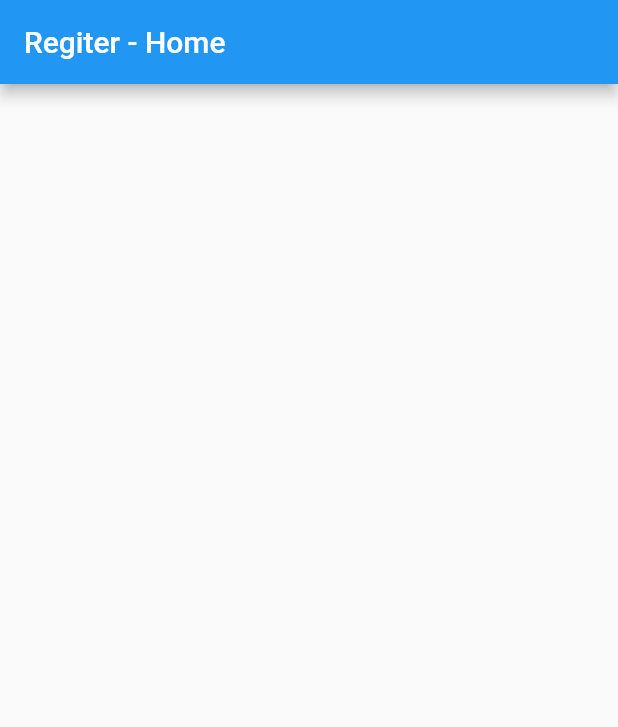
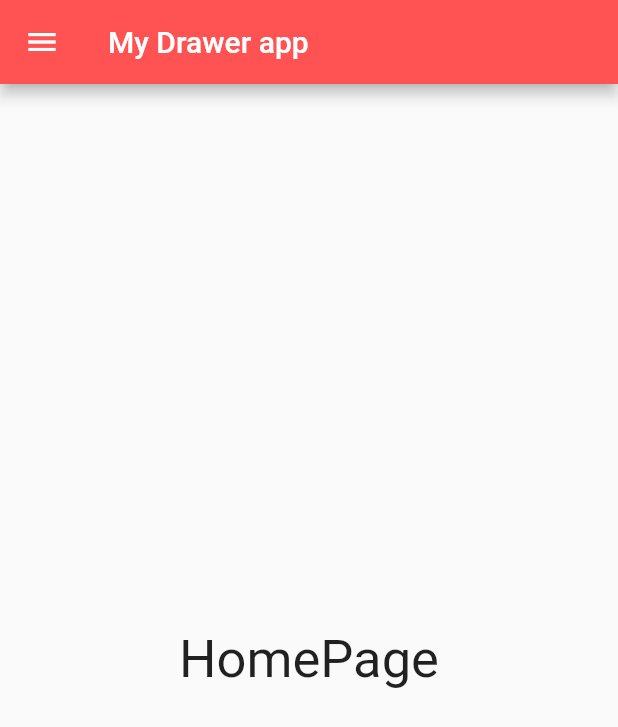
Before and after one commit to mornville/Register, a Flutter app: the screen it shows after launch, on a phone screen of 412 x 824 dp. Shown: the top 727 px of the screen. Run offline on Flutter 3.47's test engine with Material 2 defaults, Android fonts, the phone set to English and light mode, and no system bars.

Commit message:
Added AppDrawer To Register

```diff
--- a/register_app/lib/main.dart
+++ b/register_app/lib/main.dart
@@ -3,7 +3,7 @@ import 'package:register_app/screens/splashScreen.dart';
 void main() {
   runApp(
     MaterialApp(
-      theme: ThemeData(primarySwatch: Colors.blue,),
+      theme: ThemeData(primarySwatch: Colors.indigo,),
       title: 'Register.app',
       debugShowCheckedModeBanner: false,
       home: SplashScreen(),
--- a/register_app/lib/screens/home.dart
+++ b/register_app/lib/screens/home.dart
@@ -1,14 +1,67 @@
 import 'package:flutter/material.dart';
 
-class Home extends StatelessWidget {
+class Home extends StatefulWidget {
+  @override
+  State<StatefulWidget> createState() {
+    // TODO: implement createState
+    return _HomeState();
+  }
+}
+
+class _HomeState extends State<Home> {
   @override
   Widget build(BuildContext context) {
     // TODO: implement build
-    return new Scaffold(
+    return Scaffold(
       appBar: AppBar(
-        title: Text('Regiter - Home '),
+        title: Text('My Drawer app'),
+        backgroundColor: Colors.redAccent,
       ),
-      body: Container(),
+      drawer: Drawer(
+        child: ListView(
+          children: <Widget>[
+            UserAccountsDrawerHeader(
+              accountName: Text('Ashutosh'),
+              currentAccountPicture: GestureDetector(
+                child: CircleAvatar(
+                  backgroundImage:
+                      NetworkImage('https://i.imgur.com/itElfV3.jpg'),
+                ),
+              ),
+              accountEmail: Text('aj97389@gmail.com'),
+              decoration: BoxDecoration(
+                  image: DecorationImage(
+                      fit: BoxFit.fill,
+                      image: NetworkImage(
+                          'https://images.unsplash.com/photo-1500382017468-9049fed747ef?ixlib=rb-1.2.1&ixid=eyJhcHBfaWQiOjEyMDd9&w=1000&q=80'))),
+            ),
+            ListTile(
+              title: Text('First Page'),
+              trailing: Icon(Icons.arrow_upward),
+            ),
+            Divider(),
+            ListTile(
+              title: Text('Second Page'),
+              trailing: Icon(Icons.arrow_right),
+            ),
+            Divider(),
+            ListTile(
+              title: Text('Close Button'),
+              trailing: Icon(Icons.cancel),
+              onTap: () {
+                Navigator.of(context).pop();
+              },
+            ),
+            Divider(),
+          ],
+        ),
+      ),
+      body: Center(
+        child: Text(
+          'HomePage',
+          style: TextStyle(fontSize: 35.0),
+        ),
+      ),
     );
   }
 }
--- a/register_app/lib/screens/splashScreen.dart
+++ b/register_app/lib/screens/splashScreen.dart
@@ -15,7 +15,7 @@ class _SplashScreenState extends State<SplashScreen> {
   void initState() {
     // TODO: implement initState
     super.initState();
-   Timer(Duration(seconds: 5),(){
+   Timer(Duration(seconds: 2),(){
 
       Navigator.pushReplacement(context, MaterialPageRoute(builder: (context){
           return(Home());
```
